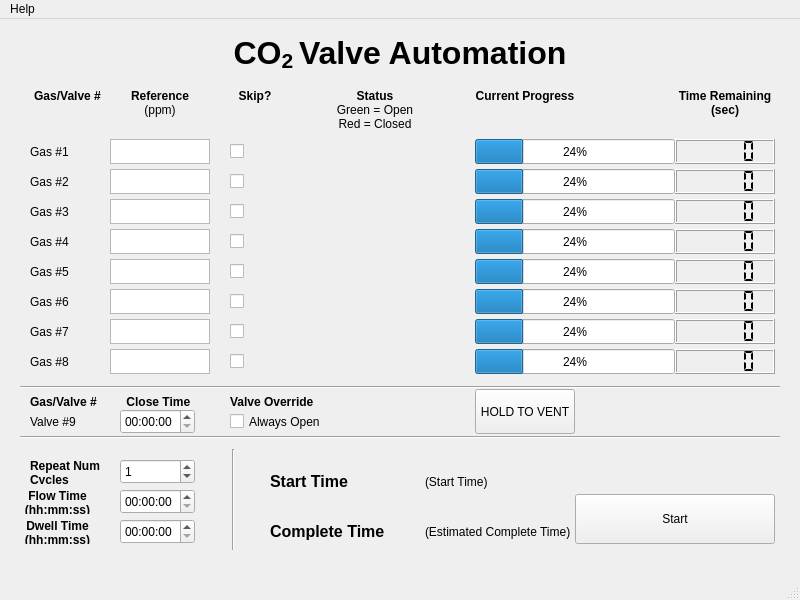
MCasari-PMEL/EDD-CO2_ValveAutomation, file ValveAutomation/Valves/valveui.ui: the form before one commit.
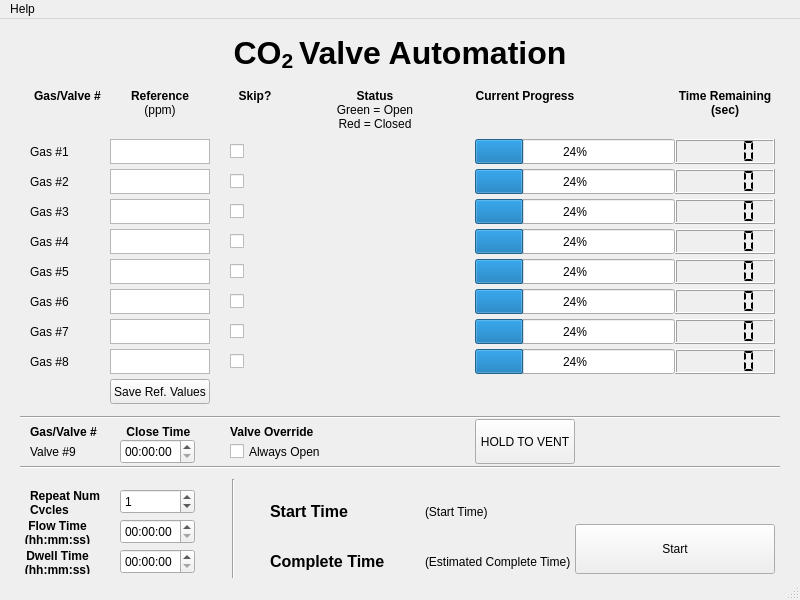
The form after the commit. Icons and pictures are not drawn.

Commit message: GUI Prototype is working.  Need to add LabJack calls

What changed in the file:
```diff
--- a/ValveAutomation/Valves/valveui.ui
+++ b/ValveAutomation/Valves/valveui.ui
@@ -546,7 +546,7 @@
     <property name="geometry">
      <rect>
       <x>30</x>
-      <y>390</y>
+      <y>420</y>
       <width>50</width>
       <height>25</height>
      </rect>
@@ -559,7 +559,7 @@
     <property name="geometry">
      <rect>
       <x>230</x>
-      <y>390</y>
+      <y>420</y>
       <width>100</width>
       <height>25</height>
      </rect>
@@ -572,7 +572,7 @@
     <property name="geometry">
      <rect>
       <x>30</x>
-      <y>370</y>
+      <y>400</y>
       <width>75</width>
       <height>25</height>
      </rect>
@@ -591,7 +591,7 @@
     <property name="geometry">
      <rect>
       <x>110</x>
-      <y>370</y>
+      <y>400</y>
       <width>100</width>
       <height>25</height>
      </rect>
@@ -613,7 +613,7 @@
     <property name="geometry">
      <rect>
       <x>230</x>
-      <y>370</y>
+      <y>400</y>
       <width>100</width>
       <height>25</height>
      </rect>
@@ -654,7 +654,7 @@
     <property name="geometry">
      <rect>
       <x>575</x>
-      <y>475</y>
+      <y>505</y>
       <width>200</width>
       <height>50</height>
      </rect>
@@ -819,7 +819,7 @@
     <property name="geometry">
      <rect>
       <x>365</x>
-      <y>390</y>
+      <y>420</y>
       <width>25</width>
       <height>25</height>
      </rect>
@@ -838,7 +838,7 @@
     <property name="geometry">
      <rect>
       <x>30</x>
-      <y>440</y>
+      <y>470</y>
       <width>75</width>
       <height>25</height>
      </rect>
@@ -857,7 +857,7 @@
     <property name="geometry">
      <rect>
       <x>120</x>
-      <y>440</y>
+      <y>470</y>
       <width>75</width>
       <height>25</height>
      </rect>
@@ -873,7 +873,7 @@
     <property name="geometry">
      <rect>
       <x>20</x>
-      <y>470</y>
+      <y>500</y>
       <width>75</width>
       <height>25</height>
      </rect>
@@ -895,7 +895,7 @@
     <property name="geometry">
      <rect>
       <x>20</x>
-      <y>500</y>
+      <y>530</y>
       <width>75</width>
       <height>25</height>
      </rect>
@@ -1043,7 +1043,7 @@
     <property name="geometry">
      <rect>
       <x>20</x>
-      <y>360</y>
+      <y>390</y>
       <width>760</width>
       <height>16</height>
      </rect>
@@ -1056,7 +1056,7 @@
     <property name="geometry">
      <rect>
       <x>20</x>
-      <y>410</y>
+      <y>440</y>
       <width>760</width>
       <height>16</height>
      </rect>
@@ -1069,7 +1069,7 @@
     <property name="geometry">
      <rect>
       <x>120</x>
-      <y>470</y>
+      <y>500</y>
       <width>75</width>
       <height>25</height>
      </rect>
@@ -1082,7 +1082,7 @@
     <property name="geometry">
      <rect>
       <x>120</x>
-      <y>500</y>
+      <y>530</y>
       <width>75</width>
       <height>25</height>
      </rect>
@@ -1095,7 +1095,7 @@
     <property name="geometry">
      <rect>
       <x>270</x>
-      <y>450</y>
+      <y>480</y>
       <width>150</width>
       <height>25</height>
      </rect>
@@ -1118,7 +1118,7 @@
     <property name="geometry">
      <rect>
       <x>270</x>
-      <y>500</y>
+      <y>530</y>
       <width>150</width>
       <height>25</height>
      </rect>
@@ -1141,7 +1141,7 @@
     <property name="geometry">
      <rect>
       <x>425</x>
-      <y>450</y>
+      <y>480</y>
       <width>150</width>
       <height>25</height>
      </rect>
@@ -1154,7 +1154,7 @@
     <property name="geometry">
      <rect>
       <x>425</x>
-      <y>500</y>
+      <y>530</y>
       <width>150</width>
       <height>25</height>
      </rect>
@@ -1167,7 +1167,7 @@
     <property name="geometry">
      <rect>
       <x>223</x>
-      <y>430</y>
+      <y>460</y>
       <width>20</width>
       <height>101</height>
      </rect>
@@ -1180,7 +1180,7 @@
     <property name="geometry">
      <rect>
       <x>120</x>
-      <y>390</y>
+      <y>420</y>
       <width>75</width>
       <height>25</height>
      </rect>
@@ -1216,7 +1216,7 @@
     <property name="geometry">
      <rect>
       <x>475</x>
-      <y>370</y>
+      <y>400</y>
       <width>100</width>
       <height>45</height>
      </rect>
@@ -1225,6 +1225,19 @@
      <string>HOLD TO VENT</string>
     </property>
    </widget>
+   <widget class="QPushButton" name="refButton">
+    <property name="geometry">
+     <rect>
+      <x>110</x>
+      <y>360</y>
+      <width>100</width>
+      <height>25</height>
+     </rect>
+    </property>
+    <property name="text">
+     <string>Save Ref. Values</string>
+    </property>
+   </widget>
   </widget>
   <widget class="QMenuBar" name="menubar">
    <property name="geometry">
```
Left out of the diff: 18 changed lines with no effect on the pictures. The commit also changes 3 other files.
